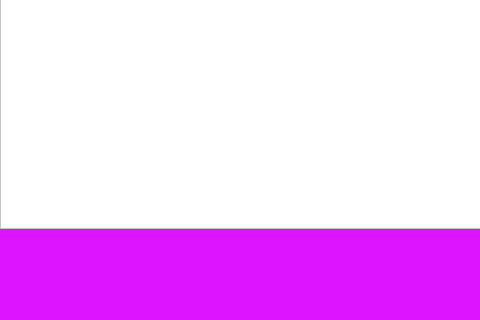
Old version of the form main_project/mua_acc.ui in the repository langkhach612/account_store; both pictures show x 0 to 480 and y 172 to 492 of the 761 by 492 pixel window.
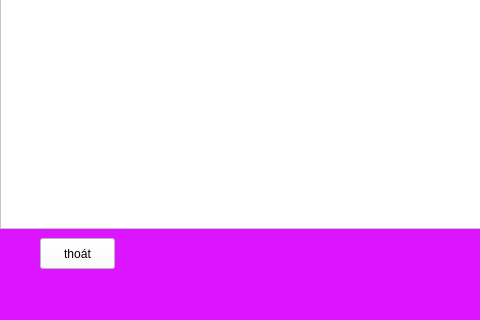
New version of the form.

Commit message: update_mua_acc(2)

```diff
--- a/main_project/mua_acc.ui
+++ b/main_project/mua_acc.ui
@@ -89,6 +89,22 @@
      <string notr="true">background-color: rgb(255, 255, 255);</string>
     </property>
    </widget>
+   <widget class="QPushButton" name="exit">
+    <property name="geometry">
+     <rect>
+      <x>40</x>
+      <y>410</y>
+      <width>75</width>
+      <height>31</height>
+     </rect>
+    </property>
+    <property name="styleSheet">
+     <string notr="true">background-color: rgb(255, 255, 255);</string>
+    </property>
+    <property name="text">
+     <string>thoát</string>
+    </property>
+   </widget>
   </widget>
   <widget class="QMenuBar" name="menubar">
    <property name="geometry">
```
The commit also changes 2 other files.
